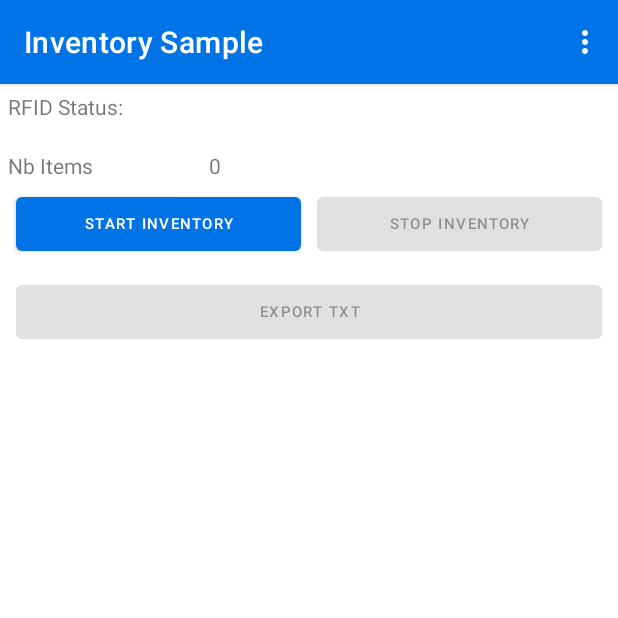
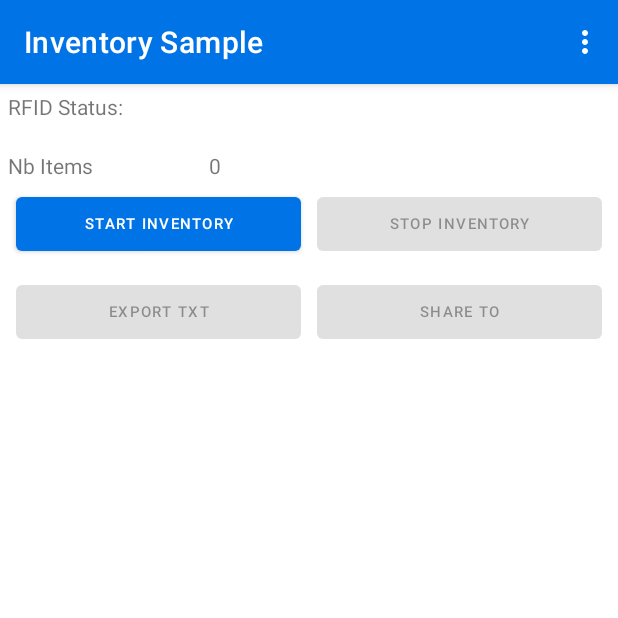
Before and after one commit to ltrudu/RFIDSampleApp, an Android app: the TagInventoryActivity screen opened directly, with no data from a screen before it, after a tap on "STOP INVENTORY", on a phone screen of 412 x 824 dp, the top half of it. Run offline under Robolectric (Android 15) with nearby library versions, the phone set to English and light mode, and no system bars; libraries missing offline, so code that uses them is left out: com.zebra.datawedgeprofileenums, com.zebra.datawedgeprofileintents, com.zebra.datawedgeprofileintentshelpers, com.zebra.rfid; 3 statements that could not run were skipped; 1 other tap on this screen came first.

Commit message:
Added shareTo funcionality

```diff
--- a/RFIDSampleApp/build.gradle
+++ b/RFIDSampleApp/build.gradle
@@ -6,8 +6,8 @@ android {
         applicationId "com.zebra.rfid.demo.sdksample"
         minSdkVersion 30
         targetSdkVersion 34
-        versionCode 2
-        versionName "1.1"
+        versionCode 3
+        versionName "1.3"
     }
     buildTypes {
         release {
--- a/RFIDSampleApp/src/main/java/com/zebra/rfid/demo/sdksample/TagInventoryActivity.java
+++ b/RFIDSampleApp/src/main/java/com/zebra/rfid/demo/sdksample/TagInventoryActivity.java
@@ -249,10 +249,14 @@ public class TagInventoryActivity extends AppCompatActivity {
         String result = MainApplication.rfidHandler.onResume(mHandlerInterface);
         statusTextViewRFID.setText(result);
         findViewById(R.id.btStartInventory).setEnabled(true);
-        if(mTagDataList.size() > 0)
+        if(mTagDataList.size() > 0) {
             findViewById(R.id.ExportTXT).setEnabled(true);
-        else
+            findViewById(R.id.btShareTo).setEnabled(true);
+        }
+        else {
             findViewById(R.id.ExportTXT).setEnabled(false);
+            findViewById(R.id.btShareTo).setEnabled(false);
+        }
         findViewById(R.id.btStopInventory).setEnabled(false);
     }
 
@@ -295,8 +299,15 @@ public class TagInventoryActivity extends AppCompatActivity {
             @Override
             public void run() {
                 findViewById(R.id.btStartInventory).setEnabled(true);
-                if(mTagDataList.size() > 0)
+                if(mTagDataList.size() > 0) {
                     findViewById(R.id.ExportTXT).setEnabled(true);
+                    findViewById(R.id.btShareTo).setEnabled(true);
+                }
+                else
+                {
+                    findViewById(R.id.ExportTXT).setEnabled(false);
+                    findViewById(R.id.btShareTo).setEnabled(false);
+                }
                 findViewById(R.id.btStopInventory).setEnabled(false);
             }
         });
@@ -378,6 +389,30 @@ public class TagInventoryActivity extends AppCompatActivity {
         String currentDateandTime = sdf.format(nowDate);
         String newFileName = prefix + currentDateandTime;
         return newFileName;
+    }
+
+    public void shareTo(View view)
+    {
+        String txtToExport = "Inventory:\n";
+        for(TagDataModel model : mTagDataList)
+        {
+            txtToExport += model.mTagID + "\n";
+        }
+        shareText(txtToExport);
+    }
+
+    private void shareText(String text) {
+        // Create an intent to share the text
+        Intent shareIntent = new Intent();
+        shareIntent.setAction(Intent.ACTION_SEND);
+        shareIntent.putExtra(Intent.EXTRA_TEXT, text);
+        shareIntent.setType("text/plain");
+
+        // Start the sharing chooser
+        Intent chooser = Intent.createChooser(shareIntent, "Share via");
+        if (shareIntent.resolveActivity(getPackageManager()) != null) {
+            startActivity(chooser);
+        }
     }
 
     public void handleTagdata(TagData[] tagData) {
--- a/RFIDSampleApp/src/main/res/layout/activity_main.xml
+++ b/RFIDSampleApp/src/main/res/layout/activity_main.xml
@@ -90,6 +90,16 @@
                 android:layout_margin="5dp"
                 android:text="Export TXT"
                 android:textSize="10sp" />
+
+            <Button
+                android:id="@+id/btShareTo"
+                android:layout_width="0dp"
+                android:layout_height="wrap_content"
+                android:layout_weight="1"
+                android:layout_margin="5dp"
+                android:onClick="shareTo"
+                android:textSize="10sp"
+                android:text="Share To" />
 
         </LinearLayout>
 
```
